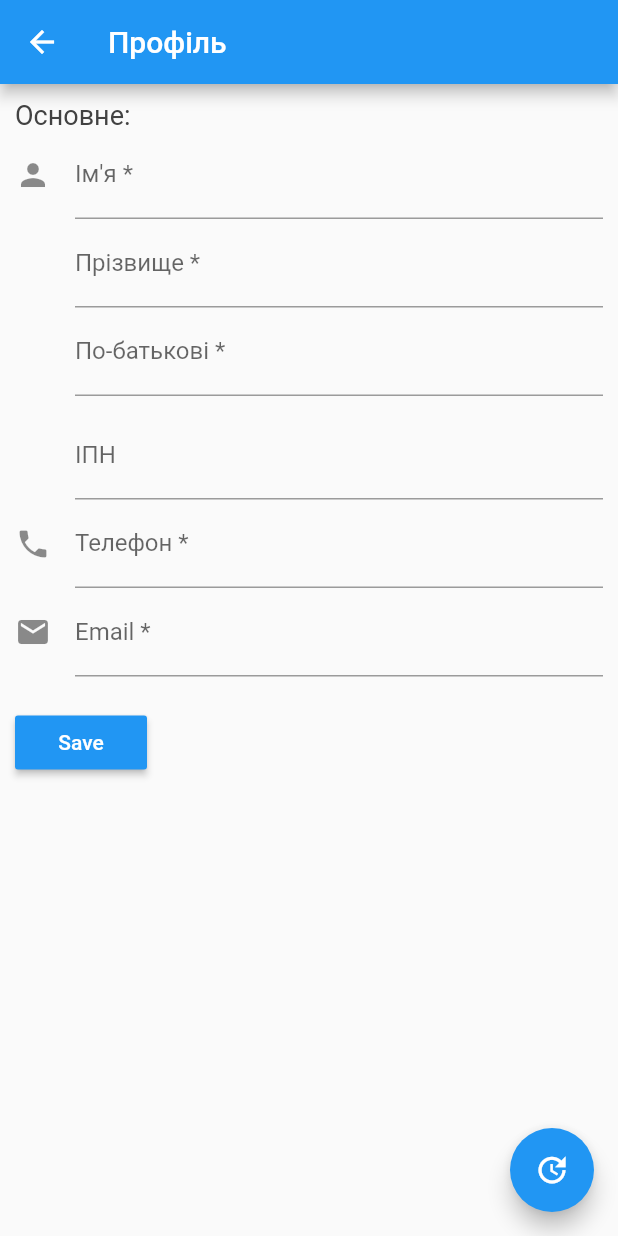
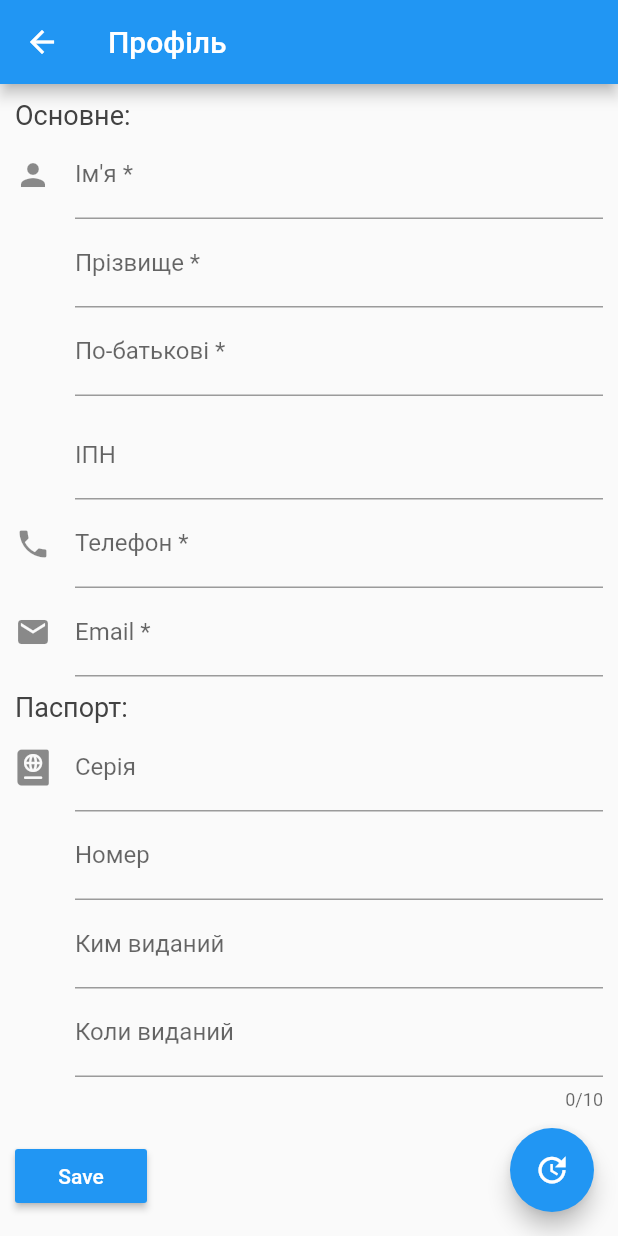
Before and after one commit to slevchyk/enterprise, a Flutter app: the PageProfile screen opened by its route, after a tap on the "update" icon, on a phone screen of 412 x 824 dp. Run offline on Flutter 3.47's test engine with Material 2 defaults, Android fonts, the phone set to English and light mode, and no system bars; our stand-ins replace date_format, font_awesome_flutter, shared_preferences, sqflite; accounts and stored records are empty; network calls fail.

Commit message:
data picker and formatData\

```diff
--- a/lib/models.dart
+++ b/lib/models.dart
@@ -43,6 +43,21 @@ class Profile {
   });
 
   factory Profile.fromMap(Map<String, dynamic> json) => new Profile(
+      id: json["id"],
+      firstName: json["first_name"],
+      lastName: json["last_name"],
+      middleName: json["middle_name"],
+      phone: json["phone"],
+      itn: json["itn"],
+      email: json["email"],
+      photo: json["photo"],
+      photoData: json["photo_data"],
+      blocked: json["blocked"] == 1,
+      passport: Passport.fromMap(
+        json["passport"],
+      ));
+
+  factory Profile.fromDB(Map<String, dynamic> json) => new Profile(
         id: json["id"],
         firstName: json["first_name"],
         lastName: json["last_name"],
@@ -53,7 +68,7 @@ class Profile {
         photo: json["photo"],
         photoData: json["photo_data"],
         blocked: json["blocked"] == 1,
-        passport: Passport.fromMap(json["passport"],)
+        passport: Passport.fromDB(json),
       );
 
   Map<String, dynamic> toMap() => {
@@ -68,15 +83,14 @@ class Profile {
         "photo_data": photoData,
         "blocked": blocked,
         "passport": passport.toMap(),
-              };
+      };
 }
 
 class Passport {
-
-	String series;
+  String series;
   String number;
-	String issued;
-	String date;
+  String issued;
+  String date;
 
   Passport({
     this.series,
@@ -92,11 +106,17 @@ class Passport {
         date: json["date"],
       );
 
+  factory Passport.fromDB(Map<String, dynamic> json) => new Passport(
+        series: json["passport_series"],
+        number: json["passport_number"],
+        issued: json["passport_issued"],
+        date: json["passport_date"],
+      );
+
   Map<String, dynamic> toMap() => {
         "series": series,
         "number": number,
         "issued": issued,
         "date": date,
       };
-
 }
--- a/lib/pages/page_profile.dart
+++ b/lib/pages/page_profile.dart
@@ -1,7 +1,7 @@
+import 'package:date_format/date_format.dart';
 import 'package:enterprise/contatns.dart';
 import 'package:enterprise/db.dart';
 import 'package:enterprise/models.dart';
-import 'package:enterprise/utils.dart';
 import 'package:flutter/material.dart';
 import 'package:flutter/services.dart';
 import 'package:path_provider/path_provider.dart';
@@ -10,6 +10,7 @@ import 'package:http/http.dart';
 import 'dart:convert';
 import 'dart:io';
 import 'package:path/path.dart';
+import 'package:font_awesome_flutter/font_awesome_flutter.dart';
 
 class PageProfile extends StatefulWidget {
   PageProfileState createState() => PageProfileState();
@@ -28,9 +29,26 @@ class PageProfileState extends State<PageProfile> {
   final _itnController = TextEditingController();
   final _phoneController = TextEditingController();
   final _emailController = TextEditingController();
+  final _passportSeries = TextEditingController();
+  final _passportNumber = TextEditingController();
+  final _passportIssued = TextEditingController();
+  final _passportDate = TextEditingController();
 
   bool isLoadingProfile = true;
   Profile profile;
+
+  setControllers(Profile _pfl) {
+    _firstNameController.text = _pfl.firstName;
+    _lastNameController.text = _pfl.lastName;
+    _middleNameController.text = _pfl.middleName;
+    _itnController.text = _pfl.itn;
+    _phoneController.text = _pfl.phone;
+    _emailController.text = _pfl.email;
+    _passportSeries.text = _pfl.passport.series;
+    _passportNumber.text = _pfl.passport.number;
+    _passportIssued.text = _pfl.passport.issued;
+    _passportDate.text = _pfl.passport.date;
+  }
 
   _getSettings() async {
     final prefs = await SharedPreferences.getInstance();
@@ -44,17 +62,78 @@ class PageProfileState extends State<PageProfile> {
 
     setState(() {
       if (_profile != null) {
-        _firstNameController.text = _profile.firstName;
-        _lastNameController.text = _profile.lastName;
-        _middleNameController.text = _profile.middleName;
-        _itnController.text = _profile.itn;
-        _phoneController.text = _profile.phone;
-        _emailController.text = _profile.email;
+        setControllers(_profile);
       }
 
       profile = _profile;
       isLoadingProfile = false;
     });
+  }
+
+  _downloadProfile() async {
+    final prefs = await SharedPreferences.getInstance();
+
+    final String _ip = prefs.getString(KEY_SERVER_IP) ?? "";
+    final String _user = prefs.getString(KEY_SERVER_USER) ?? "";
+    final String _password = prefs.getString(KEY_SERVER_PASSWORD) ?? "";
+    final String _db = prefs.getString(KEY_SERVER_DATABASE) ?? "";
+
+    final String _userID = prefs.get(KEY_USER_ID);
+
+    final String url =
+        'http://$_ip/$_db/hs/m/profile?infocard=$_userID&photo=true';
+
+    final credentials = '$_user:$_password';
+    final stringToBase64 = utf8.fuse(base64);
+    final encodedCredentials = stringToBase64.encode(credentials);
+
+    Map<String, String> headers = {
+      HttpHeaders.authorizationHeader: "Basic $encodedCredentials",
+    };
+
+    Response response = await get(url, headers: headers);
+
+    int statusCode = response.statusCode;
+
+    if (statusCode != 200) {
+//      Scaffold.of(this.context).showSnackBar(SnackBar(
+//        content: Text('Не вдалось отримати дані профілю'),
+//        backgroundColor: Colors.redAccent,
+//      ));
+      return;
+    }
+
+    String body = utf8.decode(response.bodyBytes);
+
+    Profile profile = profileFromJsonApi(body);
+
+    if (profile.photo != '') {
+      final documentDirectory = await getApplicationDocumentsDirectory();
+      File file = new File(join(documentDirectory.path, profile.photo));
+
+      var strPhoto = profile.photoData;
+      strPhoto = strPhoto.replaceAll("\r", "");
+      strPhoto = strPhoto.replaceAll("\n", "");
+
+      final _bytePhoto = base64Decode(strPhoto);
+      file.writeAsBytes(_bytePhoto);
+
+      profile.photo = file.path;
+      prefs.setString(KEY_USER_PICTURE, file.path);
+    }
+
+    await DBProvider.db.newProfile(profile);
+
+    if (profile != null) {
+      setState(() {
+        setControllers(profile);
+      });
+    }
+
+//    Scaffold.of(this.context).showSnackBar(SnackBar(
+//      content: Text('Оновлена'),
+//      backgroundColor: Colors.green,
+//    ));
   }
 
   Widget _clearIconButton(TextEditingController textController) {
@@ -68,6 +147,20 @@ class PageProfileState extends State<PageProfile> {
               textController.clear();
             });
           });
+  }
+
+  Future _selectDate(
+      BuildContext context, TextEditingController textController) async {
+    DateTime picked = await showDatePicker(
+        context: context,
+        firstDate: new DateTime(1991),
+        initialDate: new DateTime.now(),
+        lastDate: new DateTime(DateTime.now().year + 1));
+
+    if (picked != null)
+      setState(() {
+        textController.text = formatDate(picked, [yyyy, '-', mm, '-', dd]);
+      });
   }
 
   @override
@@ -158,7 +251,7 @@ class PageProfileState extends State<PageProfile> {
                   decoration: InputDecoration(
                     icon: Icon(Icons.phone),
                     suffixIcon: _clearIconButton(_phoneController),
-                    hintText: 'номер ваого мобільного телефону',
+                    hintText: 'номер вашого мобільного телефону',
                     labelText: 'Телефон *',
                   ),
                   validator: (value) {
@@ -184,6 +277,68 @@ class PageProfileState extends State<PageProfile> {
                     setState(() {});
                   },
                   keyboardType: TextInputType.emailAddress,
+                ),
+                SizedBox(height: 10.0),
+                Text(
+                  'Паспорт:',
+                  style: TextStyle(fontSize: 18.0, color: Colors.grey.shade800),
+                ),
+                TextFormField(
+                  controller: _passportSeries,
+                  decoration: InputDecoration(
+                    icon: Icon(FontAwesomeIcons.passport),
+                    hintText: "перші дві літери паспорта",
+                    labelText: "Серія",
+                  ),
+                  validator: (value) {
+                    if (value.isEmpty) return 'ви не вказали серію паспорта';
+                  },
+                ),
+                TextFormField(
+                  controller: _passportNumber,
+                  decoration: InputDecoration(
+                    icon: SizedBox(
+                      width: 24.0,
+                    ),
+                    hintText: "останні шість цифер паспорта",
+                    labelText: "Номер",
+                  ),
+                  validator: (value) {
+                    if (value.isEmpty) return 'ви не вказали номер паспорта';
+                  },
+                ),
+                TextFormField(
+                  controller: _passportIssued,
+                  decoration: InputDecoration(
+                    icon: SizedBox(
+                      width: 24.0,
+                    ),
+                    hintText: "установа якою виданий паспорт",
+                    labelText: "Ким виданий",
+                  ),
+                  validator: (value) {
+                    if (value.isEmpty)
+                      return 'ви не вказали ким виданий паспорт';
+                  },
+                ),
+                InkWell(
+                  onTap: () {
+                    _selectDate(context, _passportDate);
+                  },
+                  child: IgnorePointer(
+                    child: new TextFormField(
+                      controller: _passportDate,
+                      decoration: new InputDecoration(
+                        icon: SizedBox(
+                          width: 24.0,
+                        ),
+                        hintText: 'дата коли виданий паспорт',
+                        labelText: 'Коли виданий',
+                      ),
+                      maxLength: 10,
+                      // validator: validateDob,
+                    ),
+                  ),
                 ),
                 SizedBox(height: 20.0),
                 RaisedButton(
@@ -212,76 +367,4 @@ class PageProfileState extends State<PageProfile> {
       ),
     );
   }
-
-  void _downloadProfile() async {
-    final prefs = await SharedPreferences.getInstance();
-
-    final String _ip = prefs.getString(KEY_SERVER_IP) ?? "";
-    final String _user = prefs.getString(KEY_SERVER_USER) ?? "";
-    final String _password = prefs.getString(KEY_SERVER_PASSWORD) ?? "";
-    final String _db = prefs.getString(KEY_SERVER_DATABASE) ?? "";
-
-    final String _userID = prefs.get(KEY_USER_ID);
-
-    final String url =
-        'http://$_ip/$_db/hs/m/profile?infocard=$_userID&photo=true';
-
-    final credentials = '$_user:$_password';
-    final stringToBase64 = utf8.fuse(base64);
-    final encodedCredentials = stringToBase64.encode(credentials);
-
-    Map<String, String> headers = {
-      HttpHeaders.authorizationHeader: "Basic $encodedCredentials",
-    };
-
-    Response response = await get(url, headers: headers);
-
-    int statusCode = response.statusCode;
-
-    if (statusCode != 200) {
-//      Scaffold.of(this.context).showSnackBar(SnackBar(
-//        content: Text('Не вдалось отримати дані профілю'),
-//        backgroundColor: Colors.redAccent,
-//      ));
-      return;
-    }
-
-    String body = utf8.decode(response.bodyBytes);
-
-    Profile profile = profileFromJsonApi(body);
-
-    if (profile.photo != '') {
-//      Image photo = Utility.ImageFromBase64String(profile.photoData);
-      final documentDirectory = await getApplicationDocumentsDirectory();
-      File file = new File(join(documentDirectory.path, profile.photo));
-
-      var strPhoto = profile.photoData;
-      strPhoto = strPhoto.replaceAll("\r", "");
-      strPhoto = strPhoto.replaceAll("\n", "");
-
-      final _bytePhoto = base64Decode(strPhoto);
-      file.writeAsBytes(_bytePhoto);
-
-      profile.photo = file.path;
-      prefs.setString(KEY_USER_PICTURE, file.path);
-    }
-
-    await DBProvider.db.newProfile(profile);
-
-    if (profile != null) {
-      setState(() {
-        _firstNameController.text = profile.firstName;
-        _lastNameController.text = profile.lastName;
-        _middleNameController.text = profile.middleName;
-        _itnController.text = profile.itn;
-        _phoneController.text = profile.phone;
-        _emailController.text = profile.email;
-      });
-    }
-
-//    Scaffold.of(this.context).showSnackBar(SnackBar(
-//      content: Text('Оновлена'),
-//      backgroundColor: Colors.green,
-//    ));
-  }
 }
--- a/pubspec.yaml
+++ b/pubspec.yaml
@@ -15,6 +15,8 @@ dependencies:
   http: ^0.12.0+2
   sqflite: any
   path_provider: any
+  font_awesome_flutter: any
+  date_format: ^1.0.8
 
 dev_dependencies:
   flutter_test:
```
Also changed, not shown: lib/db.dart (+16 -5 lines), pubspec.lock, 2 other files.
